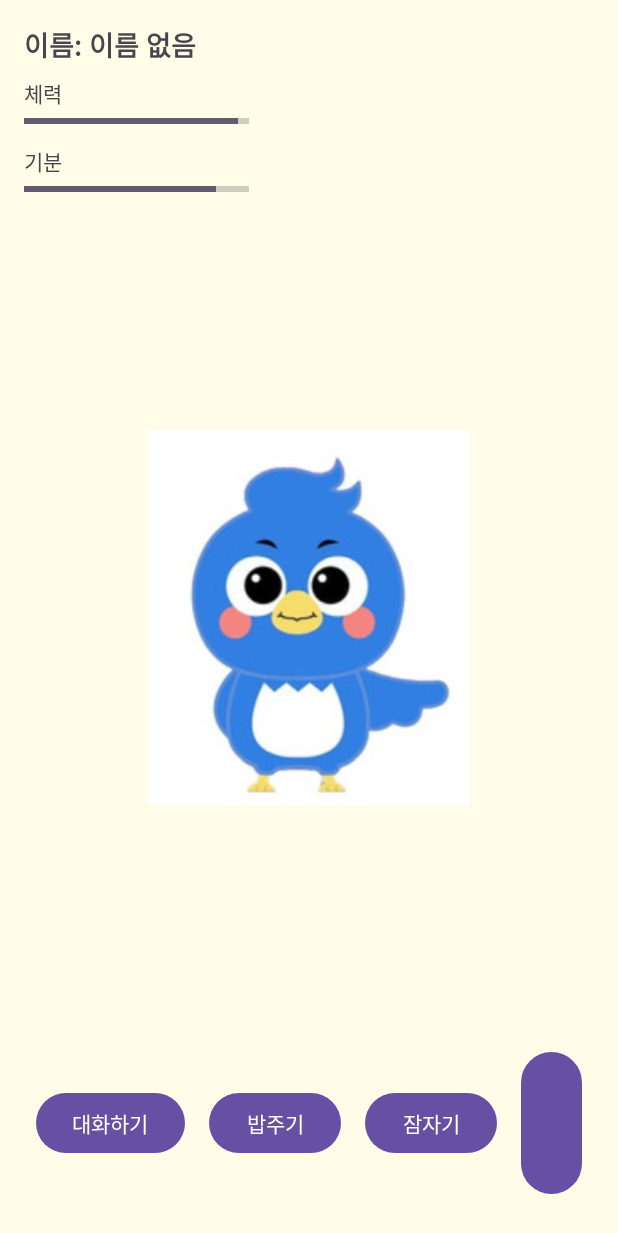
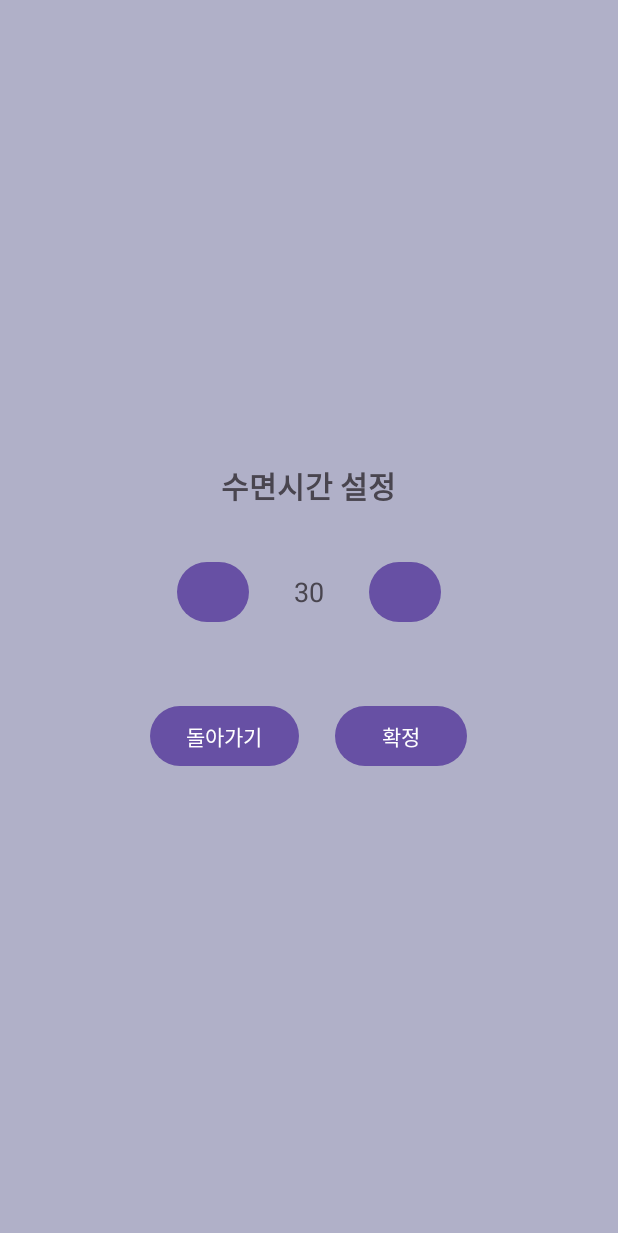
Before and after one commit to kyjii900098/SSS_TermProject, an Android app: the GameActivity screen opened directly, with no data from a screen before it, after a tap on "잠자기", on a phone screen of 412 x 824 dp. Shown: the top 1233 px of the screen. Run offline under Robolectric (Android 15) with nearby library versions, the phone set to English and light mode, and no system bars; 2 other taps on this screen came first.

Commit message:
Upload Project

```diff
--- a/app/build.gradle.kts
+++ b/app/build.gradle.kts
@@ -45,4 +45,6 @@ dependencies {
     testImplementation(libs.junit)
     androidTestImplementation(libs.androidx.junit)
     androidTestImplementation(libs.androidx.espresso.core)
+    implementation("com.google.mlkit:object-detection:17.0.0")
+    implementation("com.google.mlkit:vision-common:17.3.0")
 }
--- a/app/src/main/AndroidManifest.xml
+++ b/app/src/main/AndroidManifest.xml
@@ -24,6 +24,8 @@
         <activity android:name=".GameActivity" />
         <activity android:name=".PetNameActivity" />
         <activity android:name=".SelectPetActivity" />
+        <activity android:name=".SleepActivity" />
+        <activity android:name=".FeedActivity" />
     </application>
 
 </manifest>
--- a/app/src/main/java/com/example/termproject/GameActivity.kt
+++ b/app/src/main/java/com/example/termproject/GameActivity.kt
@@ -1,18 +1,22 @@
 package com.example.termproject
 
+import android.content.Intent
 import android.os.Bundle
-import android.widget.Button
-import android.widget.ImageView
-import android.widget.ProgressBar
-import android.widget.TextView
+import android.widget.*
 import androidx.appcompat.app.AppCompatActivity
+import kotlinx.coroutines.*
+import android.view.View
+import androidx.activity.result.ActivityResultLauncher
+import androidx.activity.result.contract.ActivityResultContracts
 
-class GameActivity : AppCompatActivity() {
+
+class GameActivity : AppCompatActivity(), CoroutineScope by MainScope() {
 
     private lateinit var healthBar: ProgressBar
     private lateinit var moodBar: ProgressBar
     private lateinit var petNameText: TextView
     private lateinit var petImageView: ImageView
+    private lateinit var feedActivityLauncher: ActivityResultLauncher<Intent>
 
     private var health = 80
     private var mood = 70
@@ -28,31 +32,95 @@ class GameActivity : AppCompatActivity() {
 
         val petName = intent.getStringExtra("petName") ?: "이름 없음"
         val petImageResId = intent.getIntExtra("petImageResId", R.drawable.sanjini)
-
+        health = intent.getIntExtra("health", 80)
+        mood = intent.getIntExtra("mood", 70)
         petNameText.text = "이름: $petName"
         petImageView.setImageResource(petImageResId)
+        updateStatusBars()
+
+        findViewById<Button>(R.id.talkButton).setOnClickListener {      //대화하기
+            mood = (mood + 10).coerceAtMost(100)
+            updateStatusBars()
+        }
+        val sleepMode = intent.getBooleanExtra("sleepMode", false)
+        val speechBubble = findViewById<TextView>(R.id.speechBubble)
+        val sleepDurationMin = intent.getIntExtra("sleepDuration", 0)
+
+        if (sleepMode && sleepDurationMin > 0) {
+            speechBubble.text = "zzz"
+            speechBubble.visibility = View.VISIBLE
+            startSleepRecovery(sleepDurationMin)
+        } else {
+            speechBubble.visibility = View.GONE
+        }
+        findViewById<Button>(R.id.feedButton).setOnClickListener {      //밥주기
+            val intent = Intent(this, FeedActivity::class.java)
+            // 펫 정보 전달 (필요시)
+            intent.putExtra("petImageResId", petImageResId)
+            intent.putExtra("petName", petName)
+            intent.putExtra("health", health)
+            intent.putExtra("mood", mood)
+            startActivity(intent)
+        }
+
+        findViewById<Button>(R.id.sleepButton).setOnClickListener {     //잠자기
+            val intent = Intent(this, SleepActivity::class.java)
+            intent.putExtra("petImageResId", petImageResId)
+            intent.putExtra("petName", petName)
+            intent.putExtra("health", health)
+            intent.putExtra("mood", mood)
+            startActivity(intent)
+        }
+
+        findViewById<Button>(R.id.saveButton).setOnClickListener {      //저장하기
+            Toast.makeText(this, "저장하기 기능은 아직 구현 중입니다.", Toast.LENGTH_SHORT).show()
+        }
+
+        val fedFood = intent.getStringExtra("fedFood")          // feed 받아오기
+        if (fedFood != null) {
+            health = (health + 5).coerceAtMost(100)
+            updateStatusBars()
+            Toast.makeText(this, "$fedFood 먹고 체력이 +5 회복됐어요!", Toast.LENGTH_SHORT).show()
+        }
+
+        startAutoDecrease()
+    }
+
+
+
+
+
+    private fun startSleepRecovery(minutes: Int) {
+        val totalSeconds = minutes
+        launch {
+            repeat(totalSeconds) {
+                delay(1000L) // 1초
+                health = (health + 3).coerceAtMost(100)
+                updateStatusBars()
+            }
+            // 수면 끝나면 말풍선 사라짐
+            findViewById<TextView>(R.id.speechBubble).visibility = View.GONE
+        }
+    }
+
+    private fun updateStatusBars() {
         healthBar.progress = health
         moodBar.progress = mood
+    }
 
-        findViewById<Button>(R.id.talkButton).setOnClickListener {
-            mood = (mood + 10).coerceAtMost(100)
-            moodBar.progress = mood
-        }
-
-        findViewById<Button>(R.id.feedButton).setOnClickListener {
-            health = (health + 10).coerceAtMost(100)
-            healthBar.progress = health
-        }
-
-        findViewById<Button>(R.id.sleepButton).setOnClickListener {
-            mood = (mood + 5).coerceAtMost(100)
-            health = (health + 5).coerceAtMost(100)
-            moodBar.progress = mood
-            healthBar.progress = health
-        }
-
-        findViewById<Button>(R.id.saveButton).setOnClickListener {
-            // TODO: 저장 로직 구현 (SharedPreferences 등)
+    private fun startAutoDecrease() {
+        launch {
+            while (isActive) {
+                delay(3_000) // 10초마다
+                if (health > 0) health--
+                if (mood > 0) mood--
+                updateStatusBars()
+            }
         }
     }
+
+    override fun onDestroy() {
+        super.onDestroy()
+        cancel() // 코루틴 정리
+    }
 }
--- /dev/null
+++ b/app/src/main/java/com/example/termproject/SleepActivity.kt
@@ -0,0 +1,58 @@
+package com.example.termproject
+
+import android.content.Intent
+import android.os.Bundle
+import android.widget.Button
+import android.widget.TextView
+import androidx.appcompat.app.AppCompatActivity
+
+class SleepActivity : AppCompatActivity() {
+
+    private var sleepMinutes = 30
+
+    override fun onCreate(savedInstanceState: Bundle?) {
+        super.onCreate(savedInstanceState)
+        setContentView(R.layout.activity_sleep)
+
+        val petImageResId = intent.getIntExtra("petImageResId", R.drawable.sanjini)
+        val petName = intent.getStringExtra("petName") ?: "이름 없음"
+        val health = intent.getIntExtra("health", 80)
+        val mood = intent.getIntExtra("mood", 70)
+
+        val timeText = findViewById<TextView>(R.id.sleepTimeText)
+        val minusBtn = findViewById<Button>(R.id.minusButton)
+        val plusBtn = findViewById<Button>(R.id.plusButton)
+        val confirmBtn = findViewById<Button>(R.id.confirmButton)
+        val backBtn = findViewById<Button>(R.id.backButton)
+
+        timeText.text = sleepMinutes.toString()
+
+        minusBtn.setOnClickListener {
+            if (sleepMinutes > 5) {
+                sleepMinutes -= 5
+                timeText.text = sleepMinutes.toString()
+            }
+        }
+
+        plusBtn.setOnClickListener {
+            sleepMinutes += 5
+            timeText.text = sleepMinutes.toString()
+        }
+
+        confirmBtn.setOnClickListener {
+            val intent = Intent(this, GameActivity::class.java)
+            intent.putExtra("sleepMode", true)
+            intent.putExtra("sleepDuration", sleepMinutes)  // ← 수면 시간(분)
+            intent.putExtra("petImageResId", petImageResId)
+            intent.putExtra("petName", petName)
+            intent.putExtra("health", health)
+            intent.putExtra("mood", mood)
+            startActivity(intent)
+            finish()
+        }
+
+        backBtn.setOnClickListener {
+            finish()
+        }
+    }
+}
--- a/app/src/main/res/layout/activity_game.xml
+++ b/app/src/main/res/layout/activity_game.xml
@@ -1,4 +1,3 @@
-<?xml version="1.0" encoding="utf-8"?>
 <RelativeLayout xmlns:android="http://schemas.android.com/apk/res/android"
     android:id="@+id/gameLayout"
     android:layout_width="match_parent"
@@ -24,78 +23,80 @@
             android:textStyle="bold"
             android:layout_marginBottom="8dp"/>
 
-        <TextView
-            android:layout_width="wrap_content"
-            android:layout_height="wrap_content"
-            android:text="체력" />
-
+        <TextView android:layout_width="wrap_content" android:layout_height="wrap_content" android:text="체력"/>
         <ProgressBar
             android:id="@+id/healthBar"
             style="?android:attr/progressBarStyleHorizontal"
             android:layout_width="150dp"
             android:layout_height="wrap_content"
-            android:progress="80"
             android:max="100"
-            android:layout_marginBottom="8dp" />
+            android:layout_marginBottom="8dp"/>
 
-        <TextView
-            android:layout_width="wrap_content"
-            android:layout_height="wrap_content"
-            android:text="기분" />
-
+        <TextView android:layout_width="wrap_content" android:layout_height="wrap_content" android:text="기분"/>
         <ProgressBar
             android:id="@+id/moodBar"
             style="?android:attr/progressBarStyleHorizontal"
             android:layout_width="150dp"
             android:layout_height="wrap_content"
-            android:progress="70"
-            android:max="100" />
+            android:max="100"/>
     </LinearLayout>
 
-    <!-- 중앙: 펫 이미지 -->
+    <!-- 중앙 펫 이미지 -->
     <ImageView
         android:id="@+id/petImageView"
         android:layout_width="250dp"
         android:layout_height="250dp"
         android:layout_centerInParent="true"
         android:src="@drawable/sanjini" />
-
-    <!-- 하단: 버튼 4개 -->
-    <LinearLayout
-        android:id="@+id/buttonLayout"
+    <TextView
+        android:id="@+id/speechBubble"
+        android:layout_width="wrap_content"
+        android:layout_height="wrap_content"
+        android:text="zzz"
+        android:textSize="24sp"
+        android:background="@android:color/transparent"
+        android:layout_centerHorizontal="true"
+        android:layout_above="@id/petImageView"
+        android:visibility="gone"
+        android:padding="8dp" />
+    <!-- 하단 버튼 (2x2 배치) -->
+    <GridLayout
+        android:id="@+id/buttonGrid"
         android:layout_width="match_parent"
         android:layout_height="wrap_content"
-        android:orientation="horizontal"
-        android:gravity="center"
         android:layout_alignParentBottom="true"
-        android:layout_marginTop="16dp">
+        android:columnCount="2"
+        android:padding="16dp"
+        android:rowCount="2"
+        android:alignmentMode="alignMargins"
+        android:useDefaultMargins="true">
 
         <Button
             android:id="@+id/talkButton"
-            android:layout_width="wrap_content"
+            android:layout_width="0dp"
             android:layout_height="wrap_content"
-            android:text="대화하기"
-            android:layout_margin="8dp" />
+            android:layout_columnWeight="1"
+            android:text="대화하기" />
 
         <Button
             android:id="@+id/feedButton"
-            android:layout_width="wrap_content"
+            android:layout_width="0dp"
             android:layout_height="wrap_content"
-            android:text="밥주기"
-            android:layout_margin="8dp" />
+            android:layout_columnWeight="1"
+            android:text="밥주기" />
 
         <Button
             android:id="@+id/sleepButton"
-            android:layout_width="wrap_content"
+            android:layout_width="0dp"
             android:layout_height="wrap_content"
-            android:text="잠자기"
-            android:layout_margin="8dp" />
+            android:layout_columnWeight="1"
+            android:text="잠자기" />
 
         <Button
             android:id="@+id/saveButton"
-            android:layout_width="wrap_content"
+            android:layout_width="0dp"
             android:layout_height="wrap_content"
-            android:text="저장하기"
-            android:layout_margin="8dp" />
-    </LinearLayout>
+            android:layout_columnWeight="1"
+            android:text="저장하기" />
+    </GridLayout>
 </RelativeLayout>
--- /dev/null
+++ b/app/src/main/res/layout/activity_sleep.xml
@@ -0,0 +1,66 @@
+<?xml version="1.0" encoding="utf-8"?>
+<LinearLayout xmlns:android="http://schemas.android.com/apk/res/android"
+    android:layout_width="match_parent"
+    android:layout_height="match_parent"
+    android:orientation="vertical"
+    android:background="#B0B0C8"
+    android:gravity="center"
+    android:padding="24dp">
+
+    <TextView
+        android:id="@+id/sleepTitle"
+        android:layout_width="wrap_content"
+        android:layout_height="wrap_content"
+        android:text="수면시간 설정"
+        android:textSize="20sp"
+        android:textStyle="bold"
+        android:layout_marginBottom="32dp" />
+
+    <LinearLayout
+        android:layout_width="wrap_content"
+        android:layout_height="wrap_content"
+        android:orientation="horizontal"
+        android:gravity="center">
+
+        <Button
+            android:id="@+id/minusButton"
+            android:layout_width="48dp"
+            android:layout_height="48dp"
+            android:text="-" />
+
+        <TextView
+            android:id="@+id/sleepTimeText"
+            android:layout_width="80dp"
+            android:layout_height="48dp"
+            android:gravity="center"
+            android:textSize="18sp"
+            android:text="30" />
+
+        <Button
+            android:id="@+id/plusButton"
+            android:layout_width="48dp"
+            android:layout_height="48dp"
+            android:text="+" />
+    </LinearLayout>
+
+    <LinearLayout
+        android:layout_width="match_parent"
+        android:layout_height="wrap_content"
+        android:layout_marginTop="48dp"
+        android:gravity="center"
+        android:orientation="horizontal">
+
+        <Button
+            android:id="@+id/backButton"
+            android:layout_width="wrap_content"
+            android:layout_height="wrap_content"
+            android:text="돌아가기" />
+
+        <Button
+            android:id="@+id/confirmButton"
+            android:layout_width="wrap_content"
+            android:layout_height="wrap_content"
+            android:text="확정"
+            android:layout_marginStart="24dp" />
+    </LinearLayout>
+</LinearLayout>
```
Also changed, not shown: app/src/main/java/com/example/termproject/FeedActivity.kt (added, +102 -0 lines), app/src/main/res/layout/activity_feed.xml (added, +38 -0 lines), settings.gradle.kts (+1 -7 lines), build.gradle.kts (line endings or trailing spaces).
